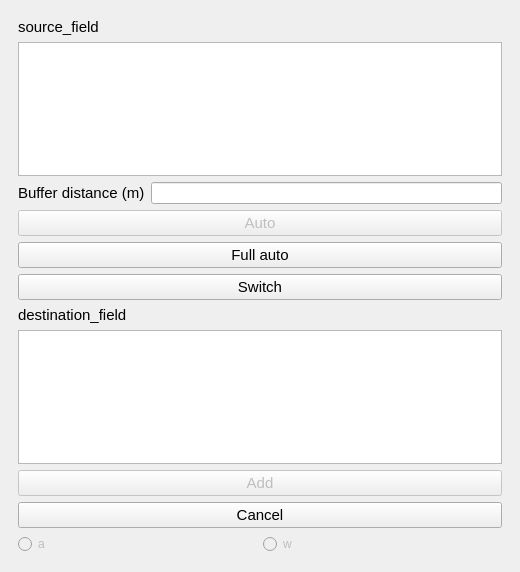
Qt form diagwayprojection/DiagwayProjection_dockwidget_base.ui (StundFR/diagway) before a commit.
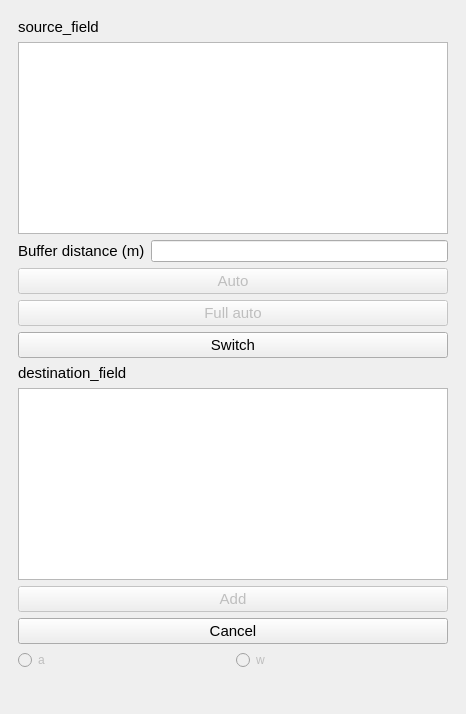
The same form after that commit. Icons and pictures are not drawn. Custom widgets are drawn as their Qt base class.

Commit message: Ajustement des boutons

What changed in the file:
```diff
--- a/diagwayprojection/DiagwayProjection_dockwidget_base.ui
+++ b/diagwayprojection/DiagwayProjection_dockwidget_base.ui
@@ -6,8 +6,8 @@
    <rect>
     <x>0</x>
     <y>0</y>
-    <width>520</width>
-    <height>572</height>
+    <width>466</width>
+    <height>714</height>
    </rect>
   </property>
   <property name="windowTitle">
@@ -586,7 +586,7 @@
         <item>
          <widget class="QPushButton" name="push_fullauto">
           <property name="enabled">
-           <bool>true</bool>
+           <bool>false</bool>
           </property>
           <property name="font">
            <font>
@@ -696,7 +696,7 @@
           <property name="sizeHint" stdset="0">
            <size>
             <width>17</width>
-            <height>37</height>
+            <height>23</height>
            </size>
           </property>
          </spacer>
```
Left out of the diff: 4 changed lines with no effect on the pictures.
